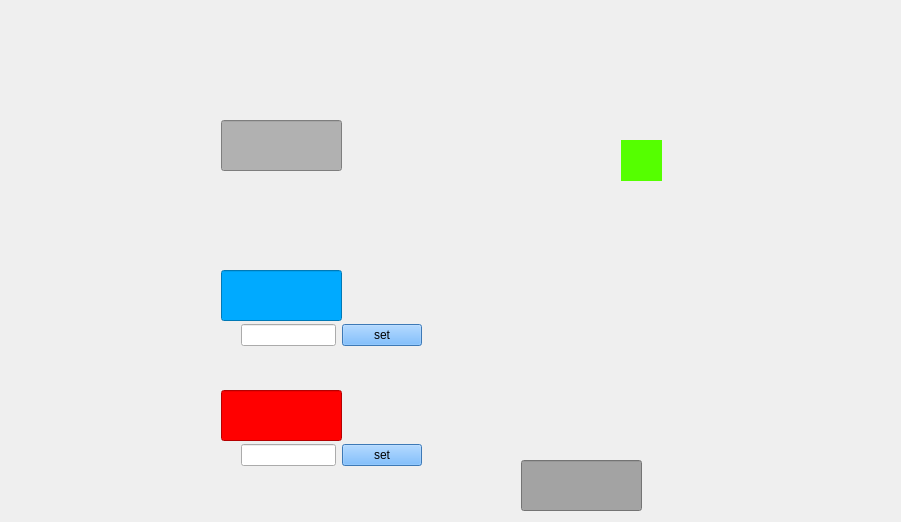
This is cpcstatuspage.ui in walkblank/measureTool as Qt 5 draws it before an edit. The edited form follows.
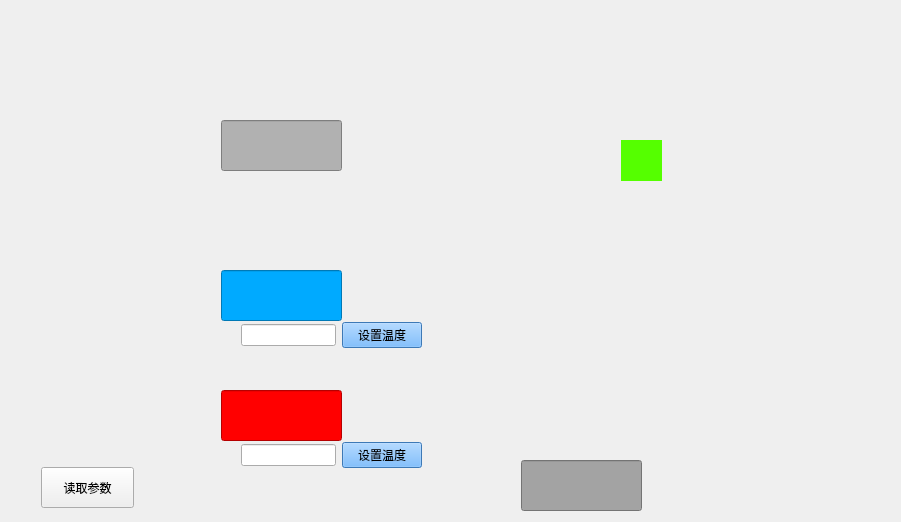
This is the edited form. Icons and pictures are not drawn.

```diff
--- a/cpcstatuspage.ui
+++ b/cpcstatuspage.ui
@@ -108,7 +108,7 @@
           <string notr="true">background-color: rgb(85, 170, 255);</string>
          </property>
          <property name="text">
-          <string>set</string>
+          <string>设置温度</string>
          </property>
         </widget>
        </item>
@@ -133,7 +133,7 @@
           <string notr="true">background-color: rgb(85, 170, 255);</string>
          </property>
          <property name="text">
-          <string>set</string>
+          <string>设置温度</string>
          </property>
         </widget>
        </item>
@@ -152,6 +152,19 @@
        <string notr="true">background-color: rgb(163, 163, 163);</string>
       </property>
      </widget>
+     <widget class="QPushButton" name="readValBtn">
+      <property name="geometry">
+       <rect>
+        <x>30</x>
+        <y>467</y>
+        <width>93</width>
+        <height>41</height>
+       </rect>
+      </property>
+      <property name="text">
+       <string>读取参数</string>
+      </property>
+     </widget>
     </widget>
    </item>
   </layout>
```
Left out of the diff: 42 changed lines with no effect on the pictures.
